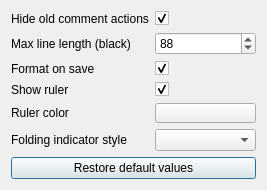
Old version of the form settingsdialog.ui in the repository YoannQDQ/qgis-better-editor.
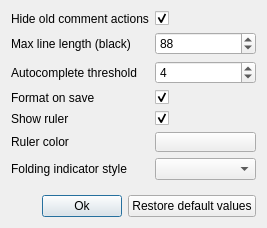
New version of the form. Custom widgets are drawn as their Qt base class.

Commit message: Add threshold setting

Patch:
```diff
--- a/settingsdialog.ui
+++ b/settingsdialog.ui
@@ -7,7 +7,7 @@
     <x>0</x>
     <y>0</y>
     <width>267</width>
-    <height>184</height>
+    <height>228</height>
    </rect>
   </property>
   <property name="windowTitle">
@@ -53,34 +53,48 @@
        </property>
       </widget>
      </item>
-     <item row="5" column="0">
-      <widget class="QLabel" name="label_3">
-       <property name="text">
-        <string>Folding indicator style</string>
-       </property>
-      </widget>
-     </item>
-     <item row="5" column="1">
-      <widget class="QComboBox" name="foldingStyleComboBox"/>
-     </item>
      <item row="3" column="0">
+      <widget class="QLabel" name="label_6">
+       <property name="text">
+        <string>Format on save</string>
+       </property>
+      </widget>
+     </item>
+     <item row="3" column="1">
+      <widget class="QCheckBox" name="formatOnSaveCheckBox">
+       <property name="text">
+        <string/>
+       </property>
+       <property name="checked">
+        <bool>true</bool>
+       </property>
+      </widget>
+     </item>
+     <item row="4" column="0">
       <widget class="QLabel" name="label_4">
        <property name="text">
         <string>Show ruler</string>
        </property>
       </widget>
      </item>
-     <item row="3" column="1">
-      <widget class="QCheckBox" name="rulerCheckBox">
-       <property name="text">
-        <string/>
-       </property>
-       <property name="checked">
-        <bool>true</bool>
-       </property>
-      </widget>
-     </item>
      <item row="4" column="1">
+      <widget class="QCheckBox" name="rulerCheckBox">
+       <property name="text">
+        <string/>
+       </property>
+       <property name="checked">
+        <bool>true</bool>
+       </property>
+      </widget>
+     </item>
+     <item row="5" column="0">
+      <widget class="QLabel" name="label_5">
+       <property name="text">
+        <string>Ruler color</string>
+       </property>
+      </widget>
+     </item>
+     <item row="5" column="1">
       <widget class="QgsColorButton" name="rulerColorButton">
        <property name="sizePolicy">
         <sizepolicy hsizetype="Preferred" vsizetype="Fixed">
@@ -110,27 +124,33 @@
        </property>
       </widget>
      </item>
-     <item row="4" column="0">
-      <widget class="QLabel" name="label_5">
+     <item row="6" column="0">
+      <widget class="QLabel" name="label_3">
        <property name="text">
-        <string>Ruler color</string>
+        <string>Folding indicator style</string>
        </property>
       </widget>
      </item>
+     <item row="6" column="1">
+      <widget class="QComboBox" name="foldingStyleComboBox"/>
+     </item>
      <item row="2" column="0">
-      <widget class="QLabel" name="label_6">
+      <widget class="QLabel" name="label_7">
        <property name="text">
-        <string>Format on save</string>
+        <string>Autocomplete threshold</string>
        </property>
       </widget>
      </item>
      <item row="2" column="1">
-      <widget class="QCheckBox" name="formatOnSaveCheckBox">
-       <property name="text">
-        <string/>
+      <widget class="QSpinBox" name="autoCompleteSpinBox">
+       <property name="minimum">
+        <number>1</number>
        </property>
-       <property name="checked">
-        <bool>true</bool>
+       <property name="maximum">
+        <number>8</number>
+       </property>
+       <property name="value">
+        <number>4</number>
        </property>
       </widget>
      </item>
@@ -150,11 +170,35 @@
     </spacer>
    </item>
    <item>
-    <widget class="QPushButton" name="restoreButton">
-     <property name="text">
-      <string>Restore default values</string>
-     </property>
-    </widget>
+    <layout class="QHBoxLayout" name="horizontalLayout">
+     <item>
+      <spacer name="horizontalSpacer">
+       <property name="orientation">
+        <enum>Qt::Horizontal</enum>
+       </property>
+       <property name="sizeHint" stdset="0">
+        <size>
+         <width>40</width>
+         <height>20</height>
+        </size>
+       </property>
+      </spacer>
+     </item>
+     <item>
+      <widget class="QPushButton" name="okButton">
+       <property name="text">
+        <string>Ok</string>
+       </property>
+      </widget>
+     </item>
+     <item>
+      <widget class="QPushButton" name="restoreButton">
+       <property name="text">
+        <string>Restore default values</string>
+       </property>
+      </widget>
+     </item>
+    </layout>
    </item>
   </layout>
  </widget>
```
Left out of the diff: 19 changed lines with no effect on the pictures. The commit also changes 4 other files.
